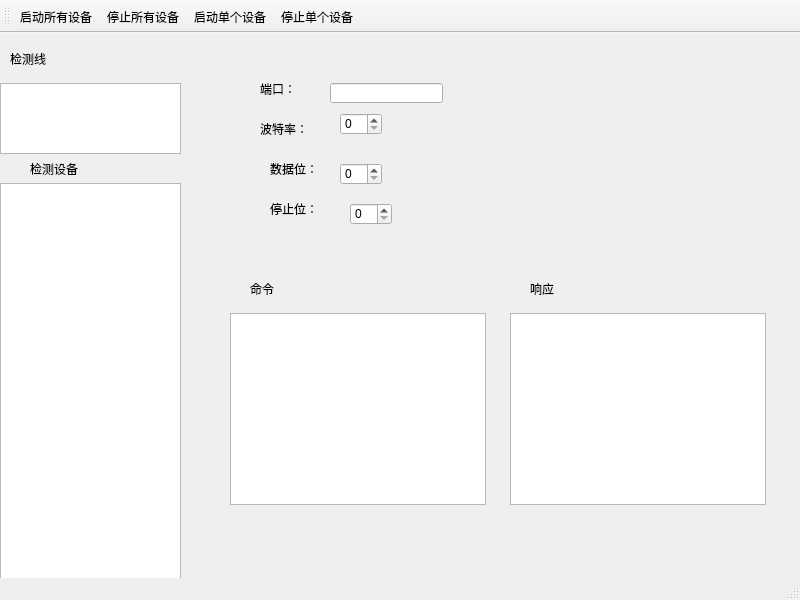
Before: the Qt Designer form kdCarCheckDevSimulator/kdCarCheckDevSimulator.ui in bkdwei/kdCarCheckDevSimulator, drawn with Qt 5.
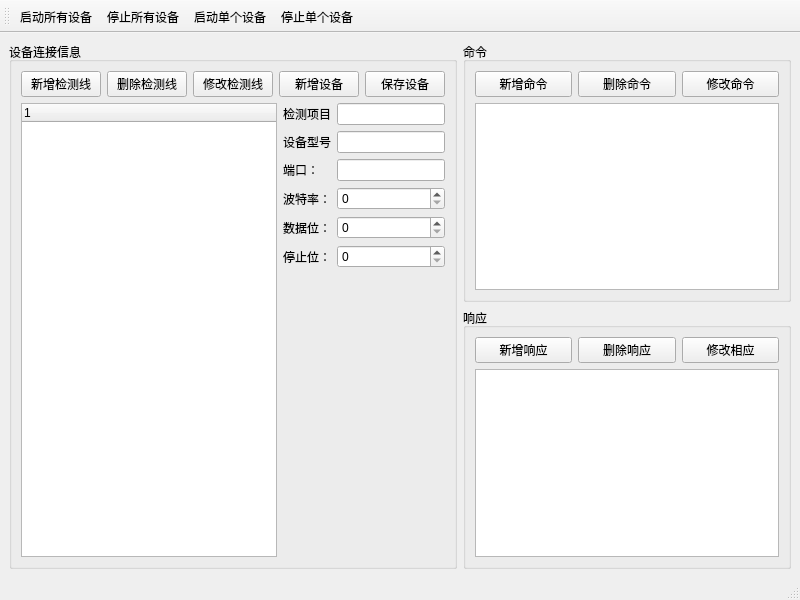
After: the same form once the commit is applied.

Commit message: 完成检测线的增删改

What changed in the file:
```diff
--- a/kdCarCheckDevSimulator/kdCarCheckDevSimulator.ui
+++ b/kdCarCheckDevSimulator/kdCarCheckDevSimulator.ui
@@ -14,190 +14,211 @@
    <string>MainWindow</string>
   </property>
   <widget class="QWidget" name="centralwidget">
-   <widget class="QListWidget" name="listWidget">
-    <property name="geometry">
-     <rect>
-      <x>0</x>
-      <y>150</y>
-      <width>181</width>
-      <height>411</height>
-     </rect>
-    </property>
-   </widget>
-   <widget class="QLabel" name="label">
-    <property name="geometry">
-     <rect>
-      <x>30</x>
-      <y>130</y>
-      <width>54</width>
-      <height>12</height>
-     </rect>
-    </property>
+   <layout class="QHBoxLayout" name="horizontalLayout_5">
+    <item>
+     <widget class="QGroupBox" name="groupBox">
+      <property name="title">
+       <string>设备连接信息</string>
+      </property>
+      <layout class="QVBoxLayout" name="verticalLayout">
+       <item>
+        <layout class="QHBoxLayout" name="horizontalLayout">
+         <item>
+          <widget class="QPushButton" name="pb_add_line">
+           <property name="text">
+            <string>新增检测线</string>
+           </property>
+          </widget>
+         </item>
+         <item>
+          <widget class="QPushButton" name="pb_del_line">
+           <property name="text">
+            <string>删除检测线</string>
+           </property>
+          </widget>
+         </item>
+         <item>
+          <widget class="QPushButton" name="pb_modify_line">
     <property name="text">
-     <string>检测设备</string>
-    </property>
-   </widget>
-   <widget class="QListWidget" name="listWidget_2">
-    <property name="geometry">
-     <rect>
-      <x>0</x>
-      <y>50</y>
-      <width>181</width>
-      <height>71</height>
-     </rect>
-    </property>
-   </widget>
-   <widget class="QLabel" name="label_2">
-    <property name="geometry">
-     <rect>
-      <x>10</x>
-      <y>20</y>
-      <width>54</width>
-      <height>12</height>
-     </rect>
-    </property>
+            <string>修改检测线</string>
+           </property>
+          </widget>
+         </item>
+         <item>
+          <widget class="QPushButton" name="pb_add_device">
+           <property name="text">
+            <string>新增设备</string>
+           </property>
+          </widget>
+         </item>
+         <item>
+          <widget class="QPushButton" name="pb_save_device">
+           <property name="text">
+            <string>保存设备</string>
+           </property>
+          </widget>
+         </item>
+        </layout>
+       </item>
+       <item>
+        <layout class="QHBoxLayout" name="horizontalLayout_4">
+         <item>
+          <widget class="QTreeWidget" name="tw_device">
+           <column>
     <property name="text">
-     <string>检测线</string>
-    </property>
-   </widget>
+             <string notr="true">1</string>
+            </property>
+           </column>
+          </widget>
+         </item>
+         <item>
+          <layout class="QFormLayout" name="formLayout">
+           <item row="0" column="0">
+            <widget class="QLabel" name="label_9">
+             <property name="text">
+              <string>检测项目</string>
+             </property>
+            </widget>
+           </item>
+           <item row="0" column="1">
+            <widget class="QLineEdit" name="lineEdit_3"/>
+           </item>
+           <item row="1" column="0">
+            <widget class="QLabel" name="label_10">
+             <property name="text">
+              <string>设备型号</string>
+             </property>
+            </widget>
+           </item>
+           <item row="1" column="1">
+            <widget class="QLineEdit" name="lineEdit_2"/>
+           </item>
+           <item row="2" column="0">
    <widget class="QLabel" name="label_3">
-    <property name="geometry">
-     <rect>
-      <x>260</x>
-      <y>50</y>
-      <width>54</width>
-      <height>12</height>
-     </rect>
-    </property>
     <property name="text">
      <string>端口：</string>
     </property>
    </widget>
+           </item>
+           <item row="2" column="1">
+            <widget class="QLineEdit" name="lineEdit"/>
+           </item>
+           <item row="3" column="0">
    <widget class="QLabel" name="label_4">
-    <property name="geometry">
-     <rect>
-      <x>260</x>
-      <y>90</y>
-      <width>54</width>
-      <height>12</height>
-     </rect>
-    </property>
     <property name="text">
      <string>波特率：</string>
     </property>
    </widget>
+           </item>
+           <item row="3" column="1">
+            <widget class="QSpinBox" name="spinBox_2"/>
+           </item>
+           <item row="4" column="0">
    <widget class="QLabel" name="label_5">
-    <property name="geometry">
-     <rect>
-      <x>270</x>
-      <y>130</y>
-      <width>54</width>
-      <height>12</height>
-     </rect>
-    </property>
     <property name="text">
      <string>数据位：</string>
     </property>
    </widget>
+           </item>
+           <item row="4" column="1">
+            <widget class="QSpinBox" name="spinBox"/>
+           </item>
+           <item row="5" column="0">
    <widget class="QLabel" name="label_6">
-    <property name="geometry">
-     <rect>
-      <x>270</x>
-      <y>170</y>
-      <width>54</width>
-      <height>12</height>
-     </rect>
-    </property>
     <property name="text">
      <string>停止位：</string>
     </property>
    </widget>
-   <widget class="QLineEdit" name="lineEdit">
-    <property name="geometry">
-     <rect>
-      <x>330</x>
-      <y>50</y>
-      <width>113</width>
-      <height>20</height>
-     </rect>
-    </property>
-   </widget>
-   <widget class="QSpinBox" name="spinBox">
-    <property name="geometry">
-     <rect>
-      <x>340</x>
-      <y>80</y>
-      <width>42</width>
-      <height>22</height>
-     </rect>
-    </property>
-   </widget>
-   <widget class="QSpinBox" name="spinBox_2">
-    <property name="geometry">
-     <rect>
-      <x>340</x>
-      <y>130</y>
-      <width>42</width>
-      <height>22</height>
-     </rect>
-    </property>
-   </widget>
-   <widget class="QSpinBox" name="spinBox_3">
-    <property name="geometry">
-     <rect>
-      <x>350</x>
-      <y>170</y>
-      <width>42</width>
-      <height>22</height>
-     </rect>
-    </property>
-   </widget>
-   <widget class="QListWidget" name="listWidget_3">
-    <property name="geometry">
-     <rect>
-      <x>230</x>
-      <y>280</y>
-      <width>256</width>
-      <height>192</height>
-     </rect>
-    </property>
-   </widget>
-   <widget class="QLabel" name="label_7">
-    <property name="geometry">
-     <rect>
-      <x>250</x>
-      <y>250</y>
-      <width>54</width>
-      <height>12</height>
-     </rect>
-    </property>
-    <property name="text">
+           </item>
+           <item row="5" column="1">
+            <widget class="QSpinBox" name="spinBox_3"/>
+           </item>
+          </layout>
+         </item>
+        </layout>
+       </item>
+      </layout>
+     </widget>
+    </item>
+    <item>
+     <layout class="QVBoxLayout" name="verticalLayout_4">
+      <item>
+       <widget class="QGroupBox" name="groupBox_2">
+        <property name="title">
      <string>命令</string>
     </property>
-   </widget>
-   <widget class="QListWidget" name="listWidget_4">
-    <property name="geometry">
-     <rect>
-      <x>510</x>
-      <y>280</y>
-      <width>256</width>
-      <height>192</height>
-     </rect>
-    </property>
-   </widget>
-   <widget class="QLabel" name="label_8">
-    <property name="geometry">
-     <rect>
-      <x>530</x>
-      <y>250</y>
-      <width>54</width>
-      <height>12</height>
-     </rect>
-    </property>
+        <layout class="QVBoxLayout" name="verticalLayout_2">
+         <item>
+          <layout class="QHBoxLayout" name="horizontalLayout_2">
+           <item>
+            <widget class="QPushButton" name="pushButton_3">
+             <property name="text">
+              <string>新增命令</string>
+             </property>
+            </widget>
+           </item>
+           <item>
+            <widget class="QPushButton" name="pushButton_4">
+             <property name="text">
+              <string>删除命令</string>
+             </property>
+            </widget>
+           </item>
+           <item>
+            <widget class="QPushButton" name="pushButton_5">
     <property name="text">
+              <string>修改命令</string>
+             </property>
+            </widget>
+           </item>
+          </layout>
+         </item>
+         <item>
+          <widget class="QTableWidget" name="tableWidget"/>
+         </item>
+        </layout>
+       </widget>
+      </item>
+      <item>
+       <widget class="QGroupBox" name="groupBox_3">
+        <property name="title">
      <string>响应</string>
     </property>
-   </widget>
+        <layout class="QVBoxLayout" name="verticalLayout_3">
+         <item>
+          <layout class="QHBoxLayout" name="horizontalLayout_3">
+           <item>
+            <widget class="QPushButton" name="pushButton_6">
+             <property name="text">
+              <string>新增响应</string>
+             </property>
+            </widget>
+           </item>
+           <item>
+            <widget class="QPushButton" name="pushButton_7">
+             <property name="text">
+              <string>删除响应</string>
+             </property>
+            </widget>
+           </item>
+           <item>
+            <widget class="QPushButton" name="pushButton_8">
+             <property name="text">
+              <string>修改相应</string>
+             </property>
+            </widget>
+           </item>
+          </layout>
+         </item>
+         <item>
+          <widget class="QTableWidget" name="tableWidget_2"/>
+         </item>
+        </layout>
+       </widget>
+      </item>
+     </layout>
+    </item>
+   </layout>
   </widget>
   <widget class="QMenuBar" name="menubar">
    <property name="geometry">
```
Lines whose indentation alone changed are shown as unchanged. The commit also changes 5 other files.
